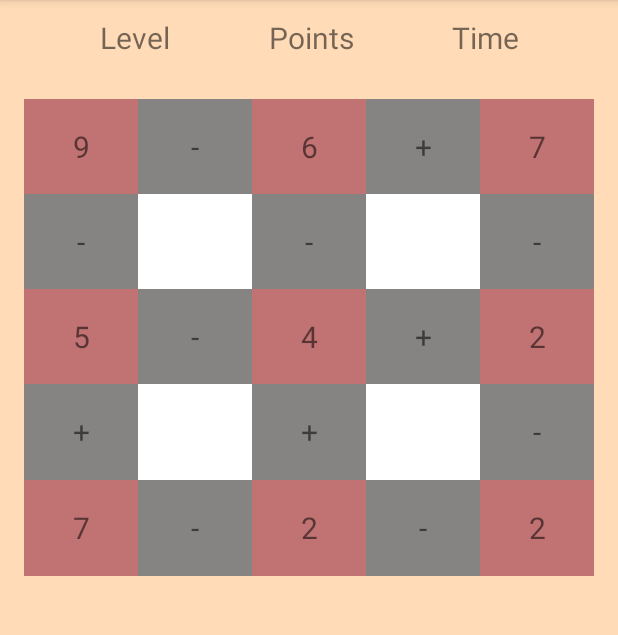
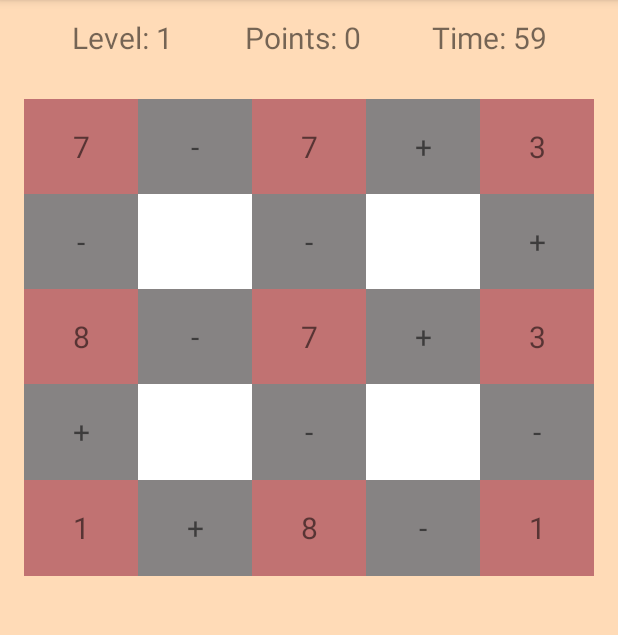
Before and after one commit to G3n3z/AMOV-MathGame, an Android app: the screen it shows after launch (SinglePlayerActivity), after a tap on "SINGLE PLAYER", on a phone screen of 412 x 824 dp, the part 84-719 px from its top. Run offline under Robolectric (Android 15) with nearby library versions, the phone set to English and light mode, and no system bars.

Commit message:
change boar do custom view

```diff
--- a/app/src/main/java/pt/isec/a2020116565_2020116988/mathgame/MainActivity.kt
+++ b/app/src/main/java/pt/isec/a2020116565_2020116988/mathgame/MainActivity.kt
@@ -30,6 +30,7 @@ class MainActivity : AppCompatActivity() {
 
     override fun onStart() {
         super.onStart()
+        //Ler de um ficheiro
         data = readDataOfInternalStorage()
     }
 
@@ -52,7 +53,4 @@ class MainActivity : AppCompatActivity() {
         return data;
     }
 
-    fun generateTable(level: Int) {
-        data.generateTable(level);
-    }
 }
--- a/app/src/main/java/pt/isec/a2020116565_2020116988/mathgame/SinglePlayerActivity.kt
+++ b/app/src/main/java/pt/isec/a2020116565_2020116988/mathgame/SinglePlayerActivity.kt
@@ -1,41 +1,82 @@
 package pt.isec.a2020116565_2020116988.mathgame
 
+import android.annotation.SuppressLint
 import android.content.Context
 import android.content.Intent
 import androidx.appcompat.app.AppCompatActivity
 import android.os.Bundle
 import android.util.Log
 import android.view.MotionEvent
+import kotlinx.coroutines.*
 import pt.isec.a2020116565_2020116988.mathgame.data.Data
+import pt.isec.a2020116565_2020116988.mathgame.data.Operation
 import pt.isec.a2020116565_2020116988.mathgame.databinding.ActivitySinglePlayerBinding
-import pt.isec.a2020116565_2020116988.mathgame.databinding.FragmentGameBinding
+
 import pt.isec.a2020116565_2020116988.mathgame.fragments.GameFragment
 import pt.isec.a2020116565_2020116988.mathgame.interfaces.GameActivityInterface
+import pt.isec.a2020116565_2020116988.mathgame.utils.onTimer
+import pt.isec.a2020116565_2020116988.mathgame.views.GamePanelView
+import kotlin.math.max
 
 class SinglePlayerActivity : AppCompatActivity(), GameActivityInterface {
     lateinit var data: Data;
     val app: Application by lazy { application as Application }
     lateinit var binding : ActivitySinglePlayerBinding
     lateinit var fragment:GameFragment;
+    lateinit var job: Job
+    lateinit var maxOperation: Operation
+    lateinit var secondOperation: Operation
+    var points : Int = 0
+        set(value) {
+            field = value
+            binding.gamePont.text = "${getString(R.string.points)}: $value";
+        }
+    var level: Int = 0;
+    var time: Int = 0
+        set (value) {
+            field = value
+            data.time = value
+        }
+    var countRightAnswers : Int = 0
     override fun onCreate(savedInstanceState: Bundle?) {
         super.onCreate(savedInstanceState)
         binding = ActivitySinglePlayerBinding.inflate(layoutInflater)
         setContentView(binding.root)
         data = app.data;
-        data.generateTable(data.level);
-        fragment = binding.fragmentGame.getFragment<GameFragment>();
+        //data.generateTable(data.level);
+        //fragment = binding.fragmentGame.getFragment<GameFragment>();
+        points = data.points;
+        level = data.level;
+        time = data.time;
+        maxOperation = data.maxOperation
+        secondOperation = data.secondOperation
+//        var ss = GamePanelView(this, data.operations, this);
+//        binding.gameTable.addView()
+    }
+
+    @SuppressLint("SetTextI18n")
+    override fun onStart() {
+        super.onStart()
+        binding.gamePont.text = "${getString(R.string.points)}: $points";
+        binding.gameLevel.text = "${getString(R.string.level)}: $level";
+        //val panel = GamePanelView(this, data.operations, this)
+        binding.gameTable.owner = this
+        binding.gameTable.operations = data.operations
+        binding.gameTable.mount()
+        startTimer()
 
     }
 
-    override fun onStart() {
-        super.onStart()
-
+    fun startTimer(){
+        CoroutineScope(Dispatchers.IO).async {
+            job = launch { onTimer(binding.gameTime, getString(R.string.time), time) }
+        }
     }
 
     override fun onTouchEvent(event: MotionEvent?): Boolean {
-        if (fragment.gestureDetector.onTouchEvent(event!!)){
-            return true;
-        }
+//        if (fragment.gestureDetector.onTouchEvent(event!!)){
+//            return true;
+//        }
         return super.onTouchEvent(event)
     }
 
@@ -51,7 +92,19 @@ class SinglePlayerActivity : AppCompatActivity(), GameActivityInterface {
     }
 
     override fun swipe(index: Int) {
+        Log.i("Operation Max", maxOperation.toString())
+        Log.i("Operation Second", secondOperation.toString())
         Log.i("SinglePlayer res: ", data.operations[index].calcOperation().toString())
+        if (data.operations[index] == maxOperation){
+            countRightAnswers++;
+            generateNewTable();
+        }else if (data.operations[index] == secondOperation){
+            points += 1
+        }
+    }
+
+    private fun generateNewTable() {
+        //binding.fragmentGame.re = GameFragment()
     }
 
 }
--- a/app/src/main/java/pt/isec/a2020116565_2020116988/mathgame/data/Data.kt
+++ b/app/src/main/java/pt/isec/a2020116565_2020116988/mathgame/data/Data.kt
@@ -5,16 +5,19 @@ import android.util.Log
 
 class Data {
 
+    val points: Int = 0;
     var currentUser: User? = null;
     var operations : MutableList<Operation> = ArrayList(5);
     var level:Int = 1;
     var time: Int = 60;
     var operators : MutableList<Char> = mutableListOf('+', '-')
-    lateinit var maxOperator : Operation;
-
+    private var OPERATORS : MutableList<Char> = mutableListOf('+', '-', '*', '/')
+    lateinit var maxOperation : Operation;
+    lateinit var secondOperation : Operation;
 
     fun generateTable(level: Int) {
         operations.clear();
+
         var numbers : MutableList<Int> = ArrayList()
         for(i in 1..9){
             var number = (Math.random() * (10 * level)).toInt()
@@ -30,16 +33,20 @@ class Data {
             operators[(0 until operators.size).random()]));
         operations.add(Operation(numbers[6], numbers[7], numbers[8], operators[(0 until operators.size).random()],
             operators[(0 until operators.size).random()]));
-        operations.add(Operation(numbers[0], numbers[3], numbers[7], operators[(0 until operators.size).random()],
+        operations.add(Operation(numbers[0], numbers[3], numbers[6], operators[(0 until operators.size).random()],
             operators[(0 until operators.size).random()]));
-        operations.add(Operation(numbers[1], numbers[4], numbers[8], operators[(0 until operators.size).random()],
+        operations.add(Operation(numbers[1], numbers[4], numbers[7], operators[(0 until operators.size).random()],
             operators[(0 until operators.size).random()]));
         operations.add(Operation(numbers[2], numbers[5], numbers[8], operators[(0 until operators.size).random()],
             operators[(0 until operators.size).random()]));
 
         //operations.forEach{ it -> Log.i("OPERATIONS", "${it.op1}${it.operator1}${it.op2}${it.operator2}${it.op3}") }
 
-
+        operators.add(OPERATORS[(2..3).random()])
+        val ordered = operations.toMutableList()
+        ordered.sortBy { operation -> operation.calcOperation()}
+        maxOperation = ordered[ordered.size-1]
+        secondOperation = ordered[ordered.size-2]
     }
 
 
--- a/app/src/main/java/pt/isec/a2020116565_2020116988/mathgame/data/Operation.kt
+++ b/app/src/main/java/pt/isec/a2020116565_2020116988/mathgame/data/Operation.kt
@@ -45,4 +45,10 @@ class Operation(op1:Int, op2: Int, op3: Int, operator1: Char, operator2: Char) {
         }
         return true;
     }
+
+    override fun toString(): String {
+        return "Operation(op1=$op1, op2=$op2, op3=$op3, operator1=$operator1, operator2=$operator2)"
+    }
+
+
 }
--- a/app/src/main/java/pt/isec/a2020116565_2020116988/mathgame/fragments/GameFragment.kt
+++ b/app/src/main/java/pt/isec/a2020116565_2020116988/mathgame/fragments/GameFragment.kt
@@ -145,6 +145,7 @@ class GameFragment : Fragment(), GestureDetector.OnGestureListener {
             Log.i("FLING", "${p0.x-initial[0]} - ${cell_width*index}, ${cell_width*(index+1)} vertical")
             index = calcColumn(index, orientation)
             if (index < 0) return true;
+            Log.i("INDEX", "$index")
             Log.i("Operation", "${operations[index].op1}${operations[index].operator1}" +
                     "${operations[index].op2}${operations[index].operator2}${operations[index].op3}")
         }else if(abs(distanceX) > 100){
@@ -152,6 +153,7 @@ class GameFragment : Fragment(), GestureDetector.OnGestureListener {
             index = ((p0.y -initial[1])/cell_height).toInt()
             index = calcColumn(index, orientation)
             if (index < 0) return true;
+            Log.i("INDEX", "$index")
             Log.i("FLING", "$index horizontal")
             Log.i("Operation", "${operations[index].op1}${operations[index].operator1}" +
                     "${operations[index].op2}${operations[index].operator2}${operations[index].op3}")
@@ -166,6 +168,7 @@ class GameFragment : Fragment(), GestureDetector.OnGestureListener {
         if(orientation == Orientation.HORIZONTAL){
             return index / 2;
         }else{
+
             return (index / 2) + 3
         }
     }
--- a/app/src/main/java/pt/isec/a2020116565_2020116988/mathgame/fragments/UserProfile.kt
+++ b/app/src/main/java/pt/isec/a2020116565_2020116988/mathgame/fragments/UserProfile.kt
@@ -54,7 +54,8 @@ class UserProfile : Fragment() {
             if (result.resultCode == Activity.RESULT_OK) {
                 var resultData = result.data;
                 resultData?.data?.let { uri ->
-                    app.data.currentUser?.photo = createFileFromUri(requireContext(), uri)
+                    imagePath = createFileFromUri(requireContext(), uri)
+                    app.data.currentUser?.photo = imagePath.toString()
                     updateView()
                 }
             }
@@ -105,7 +106,7 @@ class UserProfile : Fragment() {
 //            binding.photo.background = ResourcesCompat.getDrawable(resources
 //                ,Android., null)
         }else{
-            setPic(binding.photo, imagePath!!)
+            setPic(binding.photoIn, imagePath!!)
         }
     }
     companion object {
--- /dev/null
+++ b/app/src/main/java/pt/isec/a2020116565_2020116988/mathgame/utils/UtilsFunctions.kt
@@ -0,0 +1,19 @@
+package pt.isec.a2020116565_2020116988.mathgame.utils
+
+import android.widget.TextView
+import kotlinx.coroutines.*
+
+
+suspend fun onTimer(tv: TextView, label: String, timeStart: Int){
+    var time = timeStart
+    while (true){
+        delay(1000)
+        time -= 1;
+        CoroutineScope(Dispatchers.Main).async{
+            tv.text = "${label}: ${time}";
+        }
+        if (time <= 0){
+            break;
+        }
+    }
+}
--- /dev/null
+++ b/app/src/main/java/pt/isec/a2020116565_2020116988/mathgame/views/GamePanelView.kt
@@ -0,0 +1,172 @@
+package pt.isec.a2020116565_2020116988.mathgame.views
+
+import android.content.Context
+import android.util.AttributeSet
+import android.util.Log
+import android.view.GestureDetector
+import android.view.LayoutInflater
+import android.view.MotionEvent
+import android.view.View
+import android.widget.GridLayout
+import android.widget.TextView
+import androidx.constraintlayout.widget.ConstraintLayout
+import androidx.core.content.ContextCompat.getSystemService
+import pt.isec.a2020116565_2020116988.mathgame.R
+import pt.isec.a2020116565_2020116988.mathgame.SinglePlayerActivity
+import pt.isec.a2020116565_2020116988.mathgame.data.Operation
+import pt.isec.a2020116565_2020116988.mathgame.data.Orientation
+import pt.isec.a2020116565_2020116988.mathgame.interfaces.GameActivityInterface
+import kotlin.math.abs
+
+
+class GamePanelView @JvmOverloads constructor(
+    context: Context,
+    attrs: AttributeSet? = null,
+    defStyleAttr: Int = 0,
+    defStyleRes: Int = 0
+) : ConstraintLayout(context, attrs, defStyleAttr, defStyleRes), GestureDetector.OnGestureListener {
+
+    lateinit var operations : MutableList<Operation>
+    var cell_width: Int = 0;
+    var cell_height: Int = 0;
+    lateinit var owner: GameActivityInterface;
+    val gestureDetector : GestureDetector by lazy {
+        GestureDetector(context, this)
+    }
+    init {
+        inflate(context,R.layout.fragment_game,this)
+        Log.i("AQUI", "AQUI")
+
+    }
+    constructor(context: Context, operations : MutableList<Operation>, owner: GameActivityInterface) : this(context){
+        this.operations = operations
+        inflate(context,R.layout.fragment_game, this)
+        setBackgroundColor(123);
+        mount()
+    }
+
+    fun mount() {
+
+
+        findViewById<TextView>(R.id.cell_1).text = operations[0].op1.toString();
+        findViewById<TextView>(R.id.cell_2).text = operations[0].operator1.toString()
+        findViewById<TextView>(R.id.cell_3).text = operations[0].op2.toString();
+        findViewById<TextView>(R.id.cell_4).text = operations[0].operator2.toString()
+        findViewById<TextView>(R.id.cell_5).text = operations[0].op3.toString()
+
+        findViewById<TextView>(R.id.cell_11).text = operations[1].op1.toString();
+        findViewById<TextView>(R.id.cell_12).text = operations[1].operator1.toString()
+        findViewById<TextView>(R.id.cell_13).text = operations[1].op2.toString();
+        findViewById<TextView>(R.id.cell_14).text = operations[1].operator2.toString()
+        findViewById<TextView>(R.id.cell_15).text = operations[1].op3.toString()
+
+        findViewById<TextView>(R.id.cell_21).text = operations[2].op1.toString();
+        findViewById<TextView>(R.id.cell_22).text = operations[2].operator1.toString()
+        findViewById<TextView>(R.id.cell_23).text = operations[2].op2.toString();
+        findViewById<TextView>(R.id.cell_24).text = operations[2].operator2.toString()
+        findViewById<TextView>(R.id.cell_25).text = operations[2].op3.toString()
+
+        findViewById<TextView>(R.id.cell_1).text = operations[3].op1.toString();
+        findViewById<TextView>(R.id.cell_6).text = operations[3].operator1.toString()
+        findViewById<TextView>(R.id.cell_11).text = operations[3].op2.toString();
+        findViewById<TextView>(R.id.cell_16).text = operations[3].operator2.toString()
+        findViewById<TextView>(R.id.cell_21).text = operations[3].op3.toString()
+
+        findViewById<TextView>(R.id.cell_3).text = operations[4].op1.toString();
+        findViewById<TextView>(R.id.cell_8).text = operations[4].operator1.toString()
+        findViewById<TextView>(R.id.cell_13).text = operations[4].op2.toString();
+        findViewById<TextView>(R.id.cell_18).text = operations[4].operator2.toString()
+        findViewById<TextView>(R.id.cell_23).text = operations[4].op3.toString()
+
+        findViewById<TextView>(R.id.cell_5).text = operations[5].op1.toString();
+        findViewById<TextView>(R.id.cell_10).text = operations[5].operator1.toString()
+        findViewById<TextView>(R.id.cell_15).text = operations[5].op2.toString();
+        findViewById<TextView>(R.id.cell_20).text = operations[5].operator2.toString()
+        findViewById<TextView>(R.id.cell_25).text = operations[5].op3.toString()
+    }
+
+    override fun onAttachedToWindow() {
+        super.onAttachedToWindow()
+    }
+
+    override fun onTouchEvent(event: MotionEvent?): Boolean {
+        if (gestureDetector.onTouchEvent(event!!)){
+            return true
+        }
+        return super.onTouchEvent(event)
+    }
+    override fun onDown(p0: MotionEvent): Boolean {
+        Log.i("FLING", "onDown")
+        return true;
+    }
+
+    override fun onShowPress(p0: MotionEvent) {
+        Log.i("FLING", "onShowPress")
+    }
+
+    override fun onSingleTapUp(p0: MotionEvent): Boolean {
+        Log.i("FLING", "onSingleTapUp")
+        return true
+    }
+
+    override fun onScroll(p0: MotionEvent, p1: MotionEvent, p2: Float, p3: Float): Boolean {
+        Log.i("FLING", "onScroll")
+        return true
+    }
+
+    override fun onLongPress(p0: MotionEvent) {
+        Log.i("FLING", "longpress")
+    }
+
+
+    override fun onFling(p0: MotionEvent, p1: MotionEvent, p2: Float, p3: Float): Boolean {
+        Log.i("FLING", "FLING")
+        val tv = findViewById<TextView>(R.id.cell_1)
+        cell_width = tv.width;
+        cell_height =  tv.height
+        val distanceX = p1.x - p0.x
+        val distanceY = p1.y - p0.y;
+        val initial: IntArray = intArrayOf(0,0);
+
+        if(abs(distanceY) > cell_height && abs(distanceX) > cell_width ||
+            (abs(distanceY) < cell_height && abs(distanceX) < cell_width)){
+            return false;
+        }
+
+        var index = 0;
+        var orientation: Orientation;
+        if (abs(distanceY) > 100){
+            orientation = Orientation.VERTICAL;
+            index = (p0.x / cell_width).toInt()
+            Log.i("FLING", "${p0.x-initial[0]} - ${cell_width*index}, ${cell_width*(index+1)} vertical")
+            index = calcColumn(index, orientation)
+            if (index < 0) return true;
+            Log.i("INDEX", "$index")
+            Log.i("Operation", "${operations[index].op1}${operations[index].operator1}" +
+                    "${operations[index].op2}${operations[index].operator2}${operations[index].op3}")
+        }else if(abs(distanceX) > 100){
+            orientation = Orientation.HORIZONTAL;
+            index = (p0.y/cell_height).toInt()
+            index = calcColumn(index, orientation)
+            if (index < 0) return true;
+            Log.i("INDEX", "$index")
+            Log.i("FLING", "$index horizontal")
+            Log.i("Operation", "${operations[index].op1}${operations[index].operator1}" +
+                    "${operations[index].op2}${operations[index].operator2}${operations[index].op3}")
+        }
+
+        owner.swipe(index);
+        return true;
+    }
+
+    private fun calcColumn(index: Int, orientation: Orientation):Int {
+        if(index%2 != 0)
+            return -1;
+        if(orientation == Orientation.HORIZONTAL){
+            return index / 2;
+        }else{
+
+            return (index / 2) + 3
+        }
+    }
+}
--- a/app/src/main/res/layout/activity_single_player.xml
+++ b/app/src/main/res/layout/activity_single_player.xml
@@ -9,7 +9,7 @@
     <TextView
         android:layout_width="wrap_content"
         android:layout_height="50dp"
-        android:id="@+id/title_game_fragment"
+        android:id="@+id/game_level"
         app:layout_constraintTop_toTopOf="parent"
         app:layout_constraintStart_toStartOf="parent"
         app:layout_constraintEnd_toStartOf="@+id/game_pont"
@@ -21,7 +21,7 @@
         android:layout_width="wrap_content"
         android:layout_height="50dp"
         app:layout_constraintTop_toTopOf="parent"
-        app:layout_constraintStart_toEndOf="@+id/title_game_fragment"
+        app:layout_constraintStart_toEndOf="@+id/game_level"
         app:layout_constraintEnd_toStartOf="@id/game_time"
         android:gravity="center_vertical|end"
         android:textSize="20sp"
@@ -38,13 +38,20 @@
         android:textSize="20sp"
         android:text="@string/time"
         />
-    <androidx.fragment.app.FragmentContainerView
-        android:id="@+id/fragment_game"
-        android:name="pt.isec.a2020116565_2020116988.mathgame.fragments.GameFragment"
-        android:layout_width="match_parent"
-        android:layout_height="350dp"
-        app:layout_constraintTop_toBottomOf="@+id/title_game_fragment"
-        tools:layout="@layout/fragment_game"
-        />
+<!--    <androidx.fragment.app.FragmentContainerView-->
+<!--        android:id="@+id/fragment_game"-->
+<!--        android:name="pt.isec.a2020116565_2020116988.mathgame.fragments.GameFragment"-->
+<!--        android:layout_width="match_parent"-->
+<!--        android:layout_height="350dp"-->
+<!--        app:layout_constraintTop_toBottomOf="@+id/game_level"-->
+<!--        tools:layout="@layout/fragment_game"-->
+<!--        />-->
+        <pt.isec.a2020116565_2020116988.mathgame.views.GamePanelView
+            android:id="@+id/game_table"
+            android:layout_width="match_parent"
+            android:layout_height="350dp"
+            app:layout_constraintTop_toBottomOf="@+id/game_level"
+            android:orientation="horizontal" />
+
 
 </androidx.constraintlayout.widget.ConstraintLayout>
--- a/app/src/main/res/layout/fragment_game.xml
+++ b/app/src/main/res/layout/fragment_game.xml
@@ -4,9 +4,10 @@
     android:layout_width="match_parent"
     android:layout_height="match_parent"
     xmlns:app="http://schemas.android.com/apk/res-auto"
-    tools:context=".fragments.GameFragment"
+
     android:background="@color/background"
     android:id="@+id/fragment_game">
+<!--    tools:context=".fragments.GameFragment"-->
 <!--    <TextView-->
 <!--        android:layout_width="100dp"-->
 <!--        android:layout_height="50dp"-->
--- /dev/null
+++ b/app/src/main/res/values/declate-styleable.xml
@@ -0,0 +1,5 @@
+<?xml version="1.0" encoding="utf-8"?>
+<resources>
+    <declare-styleable name="GamePanel">
+    </declare-styleable>
+</resources>
```
Also changed, not shown: app/src/main/res/layout/fragment_user_profile.xml (+8 -2 lines).
